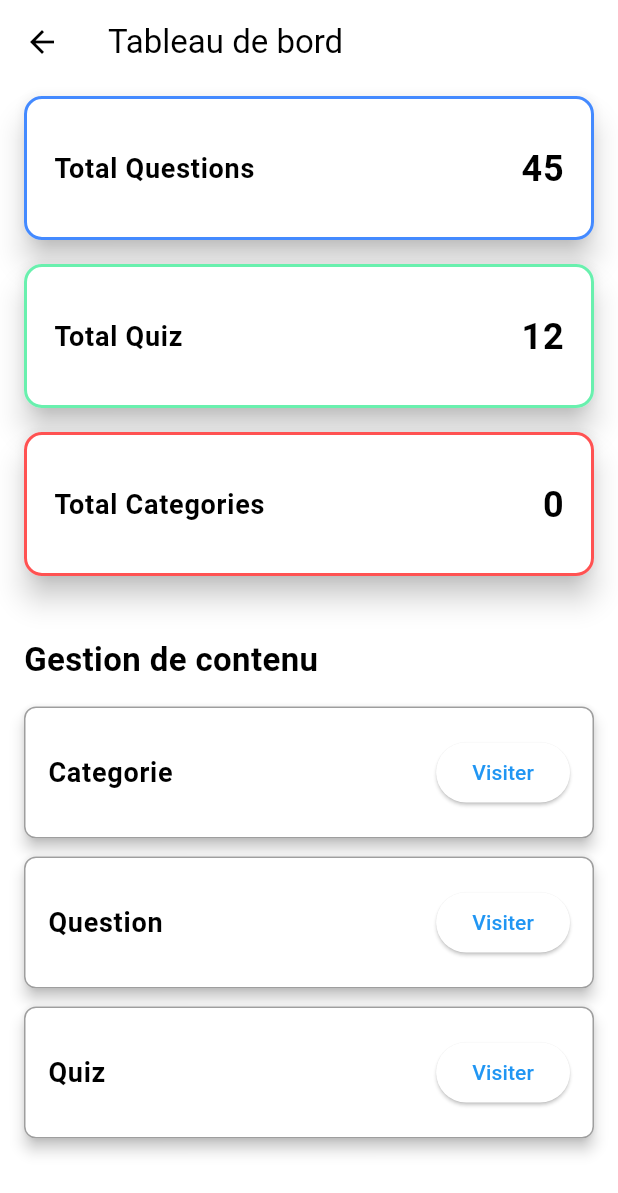
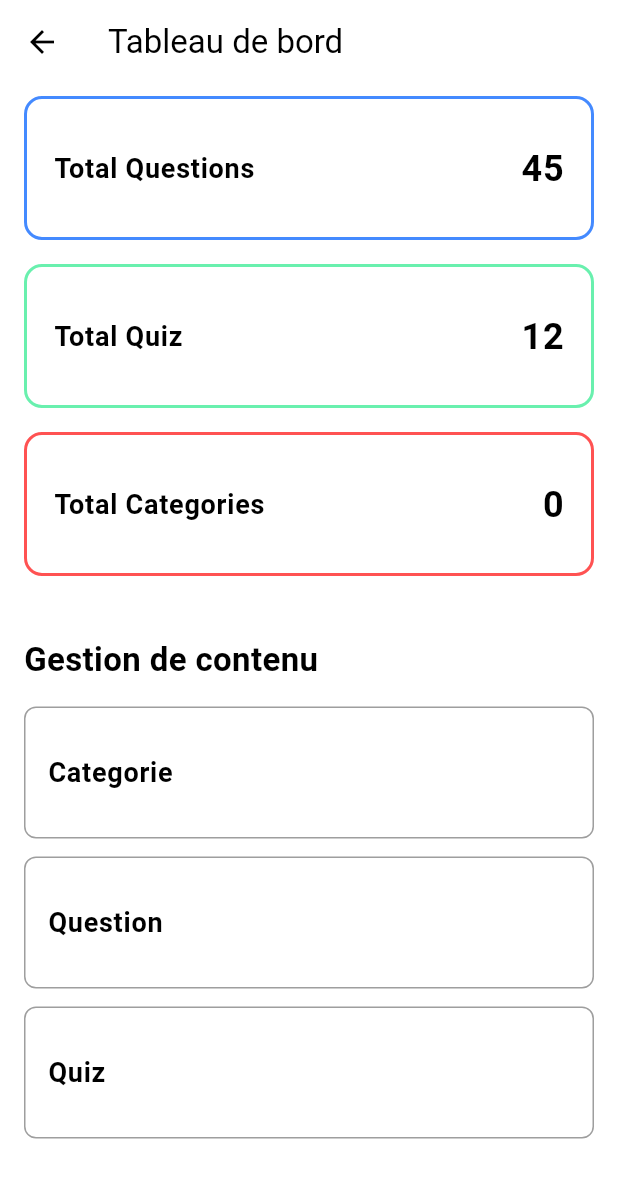
Before and after one commit to RasolomananaOlivier/qlearn, a Flutter app: the AdminDashboardPage screen opened directly with empty values, on a phone screen of 412 x 824 dp. Shown: the top 1193 px of the screen. Run offline on Flutter 3.47's test engine with Material 3 defaults, Android fonts, the phone set to English and light mode, and no system bars; drawn by our look-alikes of oktoast; our stand-ins replace auto_route, dio, flutter_form_builder, flutter_rating_bar, flutter_riverpod, form_builder_validators and 4 more; missing offline and left inert: awesome_dio_interceptor; accounts and stored records are empty; generated files the repository leaves out were written again; Roboto replaces fonts that are missing (IBM); statements that could not run were skipped.

Commit message:
style: remove elevation in admin dashboard

```diff
--- a/lib/features/features_nyandriax/admin_dashboard/presentation/pages/admin_dashboard_page.dart
+++ b/lib/features/features_nyandriax/admin_dashboard/presentation/pages/admin_dashboard_page.dart
@@ -40,11 +40,15 @@ class _AdminDashboardPageState extends ConsumerState<AdminDashboardPage> {
 class _BuildBody extends StatelessWidget {
   final void Function(int) onItemTapped;
 
-  const _BuildBody({super.key, required this.onItemTapped});
+  const _BuildBody({
+    super.key,
+    required this.onItemTapped,
+  });
 
   @override
   Widget build(BuildContext context) {
-    return Column(
+    return SingleChildScrollView(
+      child: Column(
         crossAxisAlignment: CrossAxisAlignment.start,
         children: [
           Card(
@@ -52,7 +56,7 @@ class _BuildBody extends StatelessWidget {
               borderRadius: BorderRadius.circular(12.0),
               side: const BorderSide(color: Colors.blueAccent, width: 2.0),
             ),
-          elevation: 8,
+            elevation: 0,
             margin: const EdgeInsets.only(bottom: 16.0),
             child: const ListTile(
               contentPadding: EdgeInsets.all(20.0),
@@ -71,7 +75,7 @@ class _BuildBody extends StatelessWidget {
               borderRadius: BorderRadius.circular(12.0),
               side: const BorderSide(color: Colors.greenAccent, width: 2.0),
             ),
-          elevation: 8,
+            elevation: 0,
             margin: const EdgeInsets.only(bottom: 16.0),
             child: const ListTile(
               contentPadding: EdgeInsets.all(20.0),
@@ -90,7 +94,7 @@ class _BuildBody extends StatelessWidget {
               borderRadius: BorderRadius.circular(12.0),
               side: const BorderSide(color: Colors.redAccent, width: 2.0),
             ),
-          elevation: 8,
+            elevation: 0,
             margin: const EdgeInsets.only(bottom: 16.0),
             child: const ListTile(
               contentPadding: EdgeInsets.all(20.0),
@@ -114,16 +118,19 @@ class _BuildBody extends StatelessWidget {
           _buildContentSection('Question', 3),
           _buildContentSection('Quiz', 2),
         ],
+      ),
     );
   }
 
   Widget _buildContentSection(String title, int index) {
-    return Card(
+    return GestureDetector(
+      onTap: () => onItemTapped(index),
+      child: Card(
         shape: RoundedRectangleBorder(
           borderRadius: BorderRadius.circular(8.0),
           side: const BorderSide(color: Colors.grey, width: 1.0),
         ),
-      elevation: 4,
+        elevation: 0,
         margin: const EdgeInsets.only(bottom: 12.0),
         child: ListTile(
           contentPadding: const EdgeInsets.all(16.0),
@@ -131,11 +138,6 @@ class _BuildBody extends StatelessWidget {
             title,
             style: const TextStyle(fontSize: 18, fontWeight: FontWeight.w600),
           ),
-        trailing: ElevatedButton(
-          onPressed: () {
-            onItemTapped(index);
-          },
-          child: const Text('Visiter'),
         ),
       ),
     );
```
Lines whose indentation alone changed are shown as unchanged.
